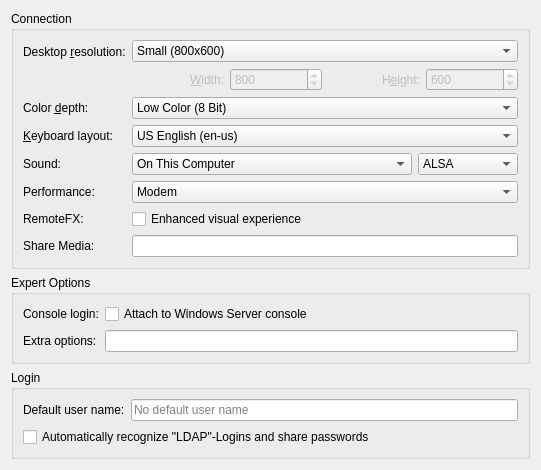
The window that rdp/rdppreferences.ui (KDE/krdc) describes before a commit, drawn with Qt 5.
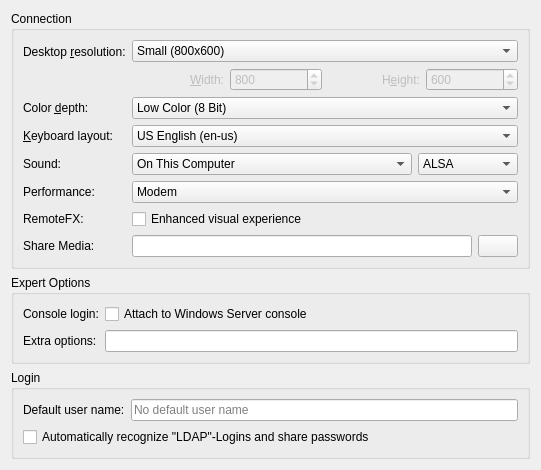
The same window after the commit. Icons and pictures are not drawn. Custom widgets are drawn as their Qt base class.

Commit message: Browse for media share directory

Patch:
```diff
--- a/rdp/rdppreferences.ui
+++ b/rdp/rdppreferences.ui
@@ -547,6 +547,8 @@
        </widget>
       </item>
       <item row="6" column="1">
+       <layout class="QHBoxLayout" name="mediaLayout">
+        <item>
        <widget class="KLineEdit" name="kcfg_ShareMedia">
         <property name="minimumSize">
          <size>
@@ -561,6 +563,18 @@
          <bool>true</bool>
         </property>
        </widget>
+        </item>
+        <item>
+         <widget class="QPushButton" name="browseMediaButton">
+          <property name="text">
+           <string/>
+          </property>
+          <property name="icon">
+           <iconset theme="folder"/>
+          </property>
+         </widget>
+        </item>
+       </layout>
       </item>
      </layout>
     </widget>
```
Lines whose indentation alone changed are shown as unchanged. The commit also changes 3 other files.
